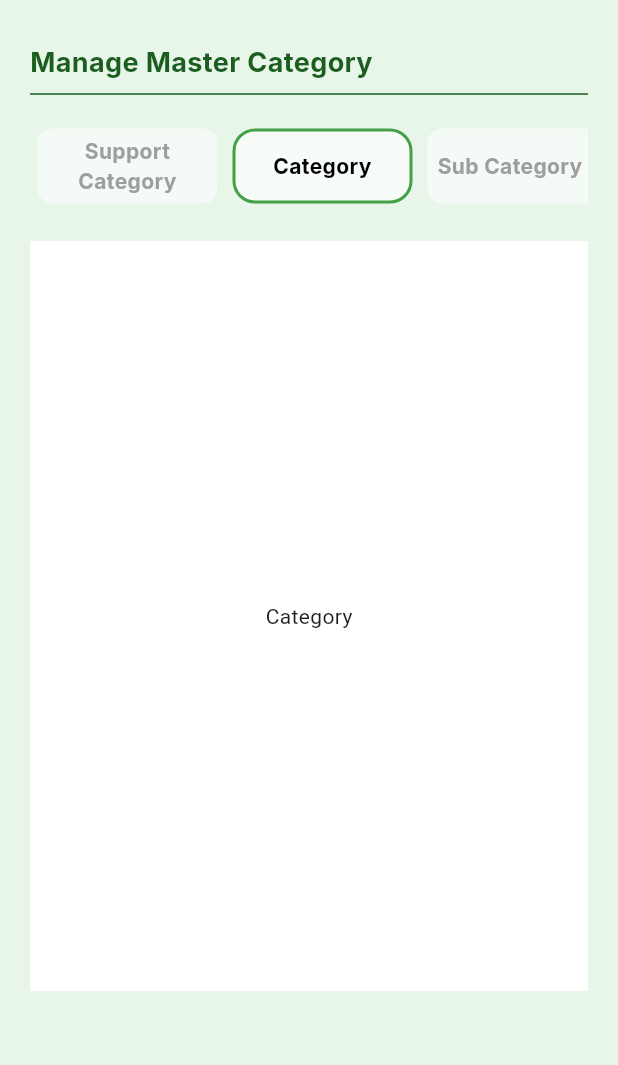
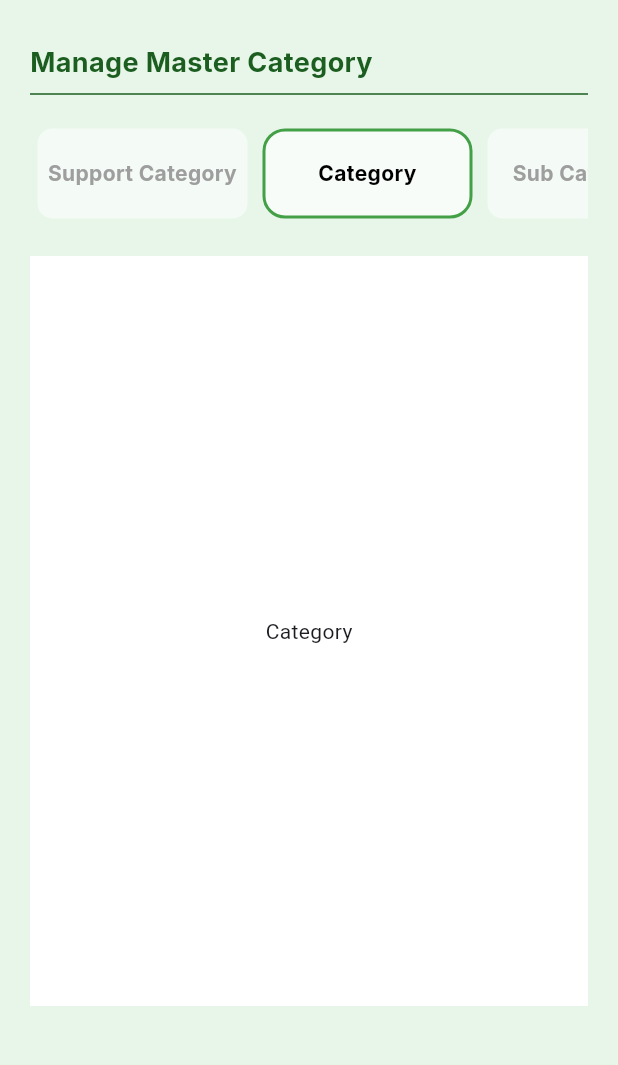
Before and after one commit to albertpurnawan/final_helpdesk, a Flutter app: the MasterCategoryPage screen opened by its route, after a tap on "Category", on a phone screen of 412 x 824 dp, the part 71-1136 px from its top. Run offline on Flutter 3.47's test engine with Material 2 defaults, Android fonts, the phone set to English and light mode, and no system bars; our stand-ins replace file_picker, get, google_fonts, lottie.

Commit message:
fix styling

```diff
--- a/lib/pages/master_category_page.dart
+++ b/lib/pages/master_category_page.dart
@@ -49,7 +49,7 @@ class _MasterCategoryPageState extends State<MasterCategoryPage> {
               height: 10,
             ),
             SizedBox(
-              height: 60,
+              height: 70,
               width: double.infinity,
               child: ListView.builder(
                 itemCount: tabItems.length,
@@ -65,7 +65,7 @@ class _MasterCategoryPageState extends State<MasterCategoryPage> {
                     child: AnimatedContainer(
                       duration: const Duration(milliseconds: 300),
                       margin: const EdgeInsets.all(5),
-                      width: 120,
+                      width: 140,
                       // height: 50,
                       decoration: BoxDecoration(
                         color:
--- a/lib/util/drawer.dart
+++ b/lib/util/drawer.dart
@@ -126,7 +126,7 @@ class _MyDrawerState extends State<MyDrawer> {
               child: Image.asset("assets/images/logo.png"),
             ),
           ),
-          const SizedBox(height: 4),
+          const SizedBox(height: 2),
           Text(
             "Help Desk Mobile",
             style: GoogleFonts.inter(
```
